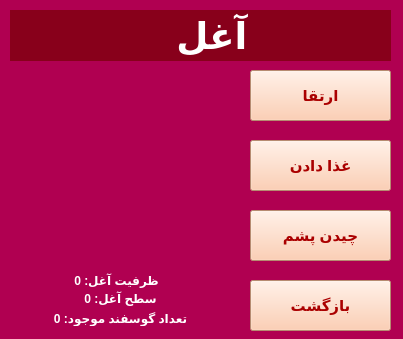
Mahdi-Ghasemii/AP_Project, file SheepHome.ui: the form before one commit.
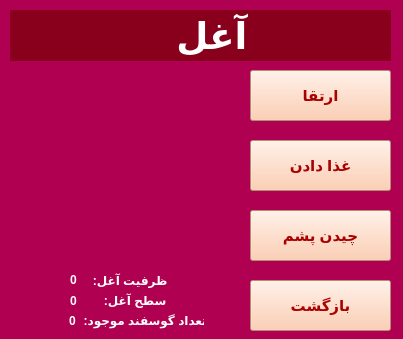
The form after the commit. Icons and pictures are not drawn.

Commit message: animalsHome completed

```diff
--- a/SheepHome.ui
+++ b/SheepHome.ui
@@ -17,81 +17,6 @@
    <string notr="true">background-color: rgb(176, 0, 81);</string>
   </property>
   <widget class="QWidget" name="centralwidget">
-   <widget class="QLabel" name="label_3">
-    <property name="geometry">
-     <rect>
-      <x>20</x>
-      <y>290</y>
-      <width>201</width>
-      <height>16</height>
-     </rect>
-    </property>
-    <property name="font">
-     <font>
-      <weight>75</weight>
-      <bold>true</bold>
-     </font>
-    </property>
-    <property name="styleSheet">
-     <string notr="true">color: rgb(255, 255, 255);</string>
-    </property>
-    <property name="text">
-     <string>سطح آغل: 0</string>
-    </property>
-    <property name="alignment">
-     <set>Qt::AlignCenter</set>
-    </property>
-   </widget>
-   <widget class="QLabel" name="label_2">
-    <property name="geometry">
-     <rect>
-      <x>16</x>
-      <y>270</y>
-      <width>201</width>
-      <height>20</height>
-     </rect>
-    </property>
-    <property name="font">
-     <font>
-      <weight>75</weight>
-      <bold>true</bold>
-     </font>
-    </property>
-    <property name="styleSheet">
-     <string notr="true">color: rgb(255, 255, 255);</string>
-    </property>
-    <property name="text">
-     <string>ظرفیت آغل: 0</string>
-    </property>
-    <property name="alignment">
-     <set>Qt::AlignCenter</set>
-    </property>
-   </widget>
-   <widget class="QLabel" name="label_4">
-    <property name="geometry">
-     <rect>
-      <x>20</x>
-      <y>310</y>
-      <width>201</width>
-      <height>16</height>
-     </rect>
-    </property>
-    <property name="font">
-     <font>
-      <weight>75</weight>
-      <bold>true</bold>
-     </font>
-    </property>
-    <property name="styleSheet">
-     <string notr="true">color: rgb(255, 255, 255);</string>
-    </property>
-    <property name="text">
-     <string>تعداد گوسفند موجود: 0</string>
-    </property>
-    <property name="alignment">
-     <set>Qt::AlignCenter</set>
-    </property>
-   </widget>
    <widget class="QPushButton" name="feeding_btn">
     <property name="geometry">
      <rect>
@@ -238,6 +163,147 @@
      <bool>true</bool>
     </property>
    </widget>
+   <widget class="QLabel" name="stockanimal_lbl">
+    <property name="geometry">
+     <rect>
+      <x>69</x>
+      <y>310</y>
+      <width>20</width>
+      <height>21</height>
+     </rect>
+    </property>
+    <property name="font">
+     <font>
+      <weight>75</weight>
+      <bold>true</bold>
+     </font>
+    </property>
+    <property name="styleSheet">
+     <string notr="true">color: rgb(255, 255, 255);</string>
+    </property>
+    <property name="text">
+     <string>0</string>
+    </property>
+   </widget>
+   <widget class="QLabel" name="label_4">
+    <property name="geometry">
+     <rect>
+      <x>83</x>
+      <y>310</y>
+      <width>121</width>
+      <height>20</height>
+     </rect>
+    </property>
+    <property name="font">
+     <font>
+      <weight>75</weight>
+      <bold>true</bold>
+     </font>
+    </property>
+    <property name="styleSheet">
+     <string notr="true">color: rgb(255, 255, 255);</string>
+    </property>
+    <property name="text">
+     <string>تعداد گوسفند موجود: </string>
+    </property>
+    <property name="alignment">
+     <set>Qt::AlignCenter</set>
+    </property>
+   </widget>
+   <widget class="QLabel" name="label_3">
+    <property name="geometry">
+     <rect>
+      <x>83</x>
+      <y>290</y>
+      <width>101</width>
+      <height>20</height>
+     </rect>
+    </property>
+    <property name="font">
+     <font>
+      <weight>75</weight>
+      <bold>true</bold>
+     </font>
+    </property>
+    <property name="styleSheet">
+     <string notr="true">color: rgb(255, 255, 255);</string>
+    </property>
+    <property name="text">
+     <string>سطح آغل: </string>
+    </property>
+    <property name="alignment">
+     <set>Qt::AlignCenter</set>
+    </property>
+   </widget>
+   <widget class="QLabel" name="label_2">
+    <property name="geometry">
+     <rect>
+      <x>83</x>
+      <y>270</y>
+      <width>91</width>
+      <height>20</height>
+     </rect>
+    </property>
+    <property name="font">
+     <font>
+      <weight>75</weight>
+      <bold>true</bold>
+     </font>
+    </property>
+    <property name="styleSheet">
+     <string notr="true">color: rgb(255, 255, 255);</string>
+    </property>
+    <property name="text">
+     <string>ظرفیت آغل: </string>
+    </property>
+    <property name="alignment">
+     <set>Qt::AlignCenter</set>
+    </property>
+   </widget>
+   <widget class="QLabel" name="capacity_lbl">
+    <property name="geometry">
+     <rect>
+      <x>70</x>
+      <y>270</y>
+      <width>16</width>
+      <height>20</height>
+     </rect>
+    </property>
+    <property name="font">
+     <font>
+      <weight>75</weight>
+      <bold>true</bold>
+     </font>
+    </property>
+    <property name="styleSheet">
+     <string notr="true">color: rgb(255, 255, 255);</string>
+    </property>
+    <property name="text">
+     <string>0</string>
+    </property>
+   </widget>
+   <widget class="QLabel" name="level_lbl">
+    <property name="geometry">
+     <rect>
+      <x>70</x>
+      <y>290</y>
+      <width>16</width>
+      <height>21</height>
+     </rect>
+    </property>
+    <property name="font">
+     <font>
+      <weight>75</weight>
+      <bold>true</bold>
+     </font>
+    </property>
+    <property name="styleSheet">
+     <string notr="true">color: rgb(255, 255, 255);</string>
+    </property>
+    <property name="text">
+     <string>0</string>
+    </property>
+   </widget>
   </widget>
  </widget>
  <resources>
```
Left out of the diff: 2 changed lines with no effect on the pictures. The commit also changes 5 other files.
